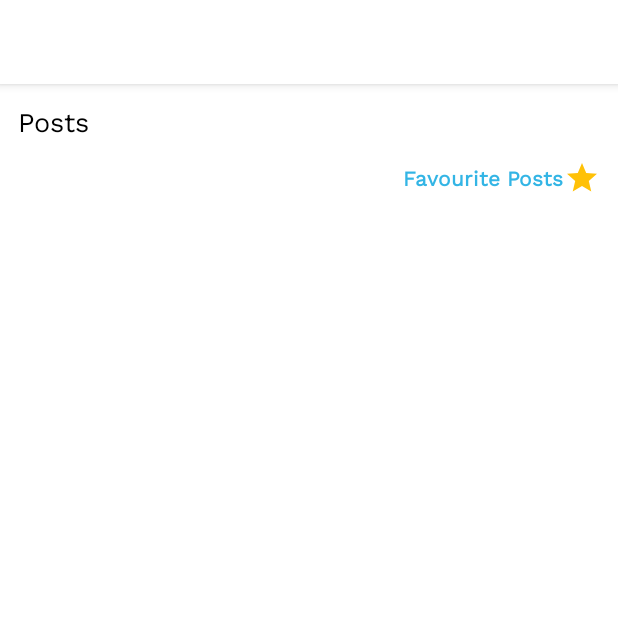
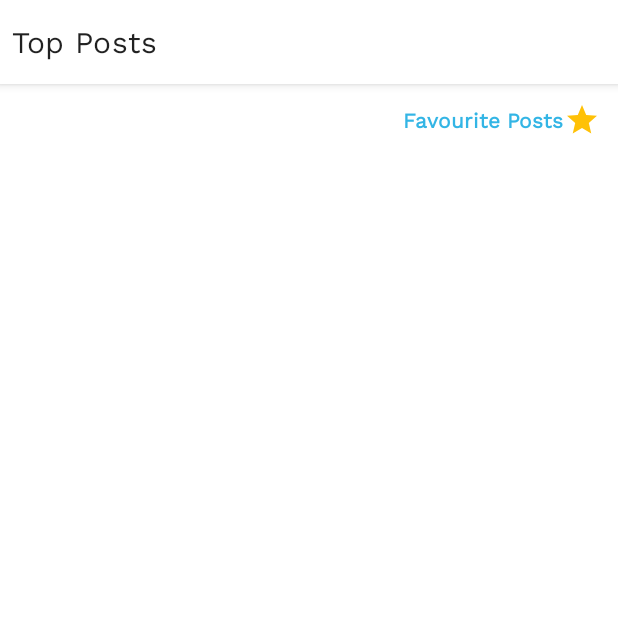
Before and after one commit to zaloAustine/RedditApp, an Android app: the screen it shows after launch (PostsActivity), on a phone screen of 412 x 824 dp, the top half of it. Run offline under Robolectric (Android 15) with nearby library versions, the phone set to English and light mode, and no system bars; our stand-ins replace Dagger/Hilt's generated code, Room's generated code, RxJava, Timber, navigation-ui and 1 more; pictures from the network do not load; 1 statement that could not run was skipped.

Commit message:
updated read me

```diff
--- a/app/src/main/AndroidManifest.xml
+++ b/app/src/main/AndroidManifest.xml
@@ -12,13 +12,12 @@
         android:supportsRtl="true"
         android:name=".Reddit"
         android:hardwareAccelerated="true"
-        android:theme="@style/Theme.RedditApp" >
+        android:theme="@style/Theme.RedditApp.NoActionBar" >
         <activity
 
             android:name=".ui.posts.PostsActivity"
             android:exported="true" />
         <activity
-            android:theme="@style/Theme.RedditApp.NoActionBar"
             android:name=".ui.splash.MainActivity"
             android:exported="true" >
             <intent-filter>
--- a/app/src/main/java/com/zalocoders/redditapp/ui/posts/PostsActivity.kt
+++ b/app/src/main/java/com/zalocoders/redditapp/ui/posts/PostsActivity.kt
@@ -5,6 +5,7 @@ import android.os.Bundle
 import androidx.navigation.fragment.NavHostFragment
 import androidx.navigation.ui.AppBarConfiguration
 import androidx.navigation.ui.setupActionBarWithNavController
+import androidx.navigation.ui.setupWithNavController
 import com.zalocoders.redditapp.R
 import com.zalocoders.redditapp.databinding.ActivityPostsBinding
 import dagger.hilt.android.AndroidEntryPoint
@@ -26,6 +27,6 @@ class PostsActivity : AppCompatActivity() {
 		val navController = navHostFragment.navController
 
 		appBarConfiguration = AppBarConfiguration(navController.graph)
-		setupActionBarWithNavController(navController, appBarConfiguration)
+		binding.toolbar.setupWithNavController(navController, appBarConfiguration)
 	}
 }
--- a/app/src/main/res/layout/activity_posts.xml
+++ b/app/src/main/res/layout/activity_posts.xml
@@ -7,16 +7,37 @@
     android:layout_height="match_parent"
     tools:context=".ui.posts.PostsActivity">
 
+    <com.google.android.material.appbar.AppBarLayout
+        android:id="@+id/appbar"
+        android:layout_width="match_parent"
+        android:layout_height="wrap_content"
+        android:background="@android:color/white"
+        android:elevation="8dp"
+        app:layout_constraintTop_toTopOf="parent">
+
+        <com.google.android.material.appbar.MaterialToolbar
+            android:id="@+id/toolbar"
+            android:layout_width="match_parent"
+            android:layout_height="?actionBarSize"
+            app:contentInsetLeft="8dp"
+            app:contentInsetStart="8dp"
+            app:contentInsetStartWithNavigation="0dp"
+            app:layout_constraintEnd_toEndOf="parent"
+            app:layout_constraintStart_toStartOf="parent"
+            app:layout_constraintTop_toTopOf="parent" />
+    </com.google.android.material.appbar.AppBarLayout>
+
+
     <androidx.fragment.app.FragmentContainerView
         android:id="@+id/nav_host_fragment"
         android:name="androidx.navigation.fragment.NavHostFragment"
         android:layout_width="0dp"
         android:layout_height="0dp"
+        app:defaultNavHost="true"
+        app:layout_constraintBottom_toBottomOf="parent"
         app:layout_constraintLeft_toLeftOf="parent"
         app:layout_constraintRight_toRightOf="parent"
-        app:layout_constraintTop_toTopOf="parent"
-        app:layout_constraintBottom_toBottomOf="parent"
-        app:defaultNavHost="true"
+        app:layout_constraintTop_toBottomOf="@+id/appbar"
         app:navGraph="@navigation/home_nav_graph" />
 
 
--- a/app/src/main/res/layout/favourite_post_item_layout.xml
+++ b/app/src/main/res/layout/favourite_post_item_layout.xml
@@ -19,7 +19,8 @@
             android:layout_width="wrap_content"
             android:layout_height="wrap_content"
             android:text="@string/remove"
-            android:textColor="@color/red"
+            android:textColor="@color/black"
+            style="@style/Widget.MaterialComponents.Button.OutlinedButton"
             android:layout_marginTop="12dp"
             android:textAllCaps="false"
             android:drawableEnd="@drawable/remove"
--- a/app/src/main/res/layout/fragment_favourite_list.xml
+++ b/app/src/main/res/layout/fragment_favourite_list.xml
@@ -7,43 +7,33 @@
     tools:context=".ui.posts.favourites.FavouriteListFragment">
 
     <TextView
-        android:id="@+id/textView"
-        style="@style/TextAppearance.AppCompat.Medium"
-        android:layout_width="wrap_content"
-        android:layout_height="wrap_content"
-        android:text="@string/favourite_posts"
-        android:layout_margin="12dp"
-        android:textColor="@color/black"
-        app:layout_constraintStart_toStartOf="parent"
-        app:layout_constraintTop_toTopOf="parent" />
-
-    <TextView
         android:id="@+id/clearFavourites"
         android:layout_width="wrap_content"
         android:layout_height="wrap_content"
         android:drawableEnd="@drawable/bin"
-        android:text="@string/clear_favourites"
         android:drawableTint="@color/red"
-        android:textColor="@android:color/holo_red_dark"
-        app:elevation="0dp"
-        android:textStyle="bold"
         android:gravity="center"
         android:padding="12dp"
+        android:text="@string/clear_favourites"
+        android:textColor="@android:color/holo_red_dark"
+        android:textStyle="bold"
+        app:elevation="0dp"
+        app:layout_constraintBottom_toTopOf="@+id/recyclerview"
         app:layout_constraintEnd_toEndOf="parent"
-        app:layout_constraintTop_toBottomOf="@+id/textView"
+        app:layout_constraintTop_toTopOf="parent"
         tools:ignore="UseCompatTextViewDrawableXml"
         tools:targetApi="m" />
 
     <TextView
         android:id="@+id/errorTextView"
+        style="@style/TextAppearance.AppCompat.Medium"
         android:layout_width="0dp"
+        android:layout_height="wrap_content"
+        android:gravity="center"
+        android:text="@string/favourite_posts_will_appear_hear"
         android:visibility="gone"
-        android:layout_height="wrap_content"
-        style="@style/TextAppearance.AppCompat.Medium"
-        android:text="@string/favourite_posts_will_appear_hear"
         app:layout_constraintBottom_toBottomOf="parent"
         app:layout_constraintEnd_toEndOf="parent"
-        android:gravity="center"
         app:layout_constraintStart_toStartOf="parent"
         app:layout_constraintTop_toTopOf="parent" />
 
--- a/app/src/main/res/layout/fragment_posts_list.xml
+++ b/app/src/main/res/layout/fragment_posts_list.xml
@@ -1,36 +1,26 @@
 <?xml version="1.0" encoding="utf-8"?>
-<androidx.constraintlayout.widget.ConstraintLayout
-    xmlns:android="http://schemas.android.com/apk/res/android"
+<androidx.constraintlayout.widget.ConstraintLayout xmlns:android="http://schemas.android.com/apk/res/android"
     xmlns:app="http://schemas.android.com/apk/res-auto"
     xmlns:tools="http://schemas.android.com/tools"
     android:layout_width="match_parent"
     android:layout_height="match_parent">
 
     <TextView
-        android:id="@+id/textView"
-        style="@style/TextAppearance.AppCompat.Medium"
-        android:layout_width="wrap_content"
-        android:layout_height="wrap_content"
-        android:text="@string/posts"
-        android:layout_margin="12dp"
-        android:textColor="@color/black"
-        app:layout_constraintStart_toStartOf="parent"
-        app:layout_constraintTop_toTopOf="parent" />
-
-    <TextView
         android:id="@+id/favourites"
         android:layout_width="wrap_content"
         android:layout_height="wrap_content"
+        android:layout_marginBottom="8dp"
         android:drawableEnd="@drawable/star"
-        android:text="@string/favourite_posts"
         android:drawableTint="@color/orange"
-        android:textColor="@android:color/holo_blue_light"
-        app:elevation="0dp"
-        android:textStyle="bold"
         android:gravity="center"
         android:padding="12dp"
+        android:text="@string/favourite_posts"
+        android:textColor="@android:color/holo_blue_light"
+        android:textStyle="bold"
+        app:elevation="0dp"
+        app:layout_constraintBottom_toTopOf="@+id/post_recyclerview"
         app:layout_constraintEnd_toEndOf="parent"
-        app:layout_constraintTop_toBottomOf="@+id/textView"
+        app:layout_constraintTop_toTopOf="parent"
         tools:ignore="UseCompatTextViewDrawableXml"
         tools:targetApi="m" />
 
--- a/app/src/main/res/navigation/home_nav_graph.xml
+++ b/app/src/main/res/navigation/home_nav_graph.xml
@@ -9,7 +9,7 @@
         android:id="@+id/postsListFragment"
         tools:layout="@layout/fragment_posts_list"
         android:name="com.zalocoders.redditapp.ui.posts.list.PostsListFragment"
-        android:label="PostsListFragment" >
+        android:label="Top Posts" >
 
         <action
             android:id="@+id/action_postsListFragment_to_postDetailsFragment"
@@ -22,7 +22,7 @@
         android:id="@+id/postDetailsFragment"
         tools:layout="@layout/fragment_post_details"
         android:name="com.zalocoders.redditapp.ui.posts.detail.PostDetailsFragment"
-        android:label="PostDetailsFragment" >
+        android:label="Post Details" >
 
         <argument
             android:name="post"
@@ -31,6 +31,6 @@
     <fragment
         android:id="@+id/favouriteListFragment"
         android:name="com.zalocoders.redditapp.ui.posts.favourites.FavouriteListFragment"
-        android:label="fragment_favourite_list"
+        android:label="Favourite Posts"
         tools:layout="@layout/fragment_favourite_list" />
 </navigation>
```
Also changed, not shown: 4 other files.
